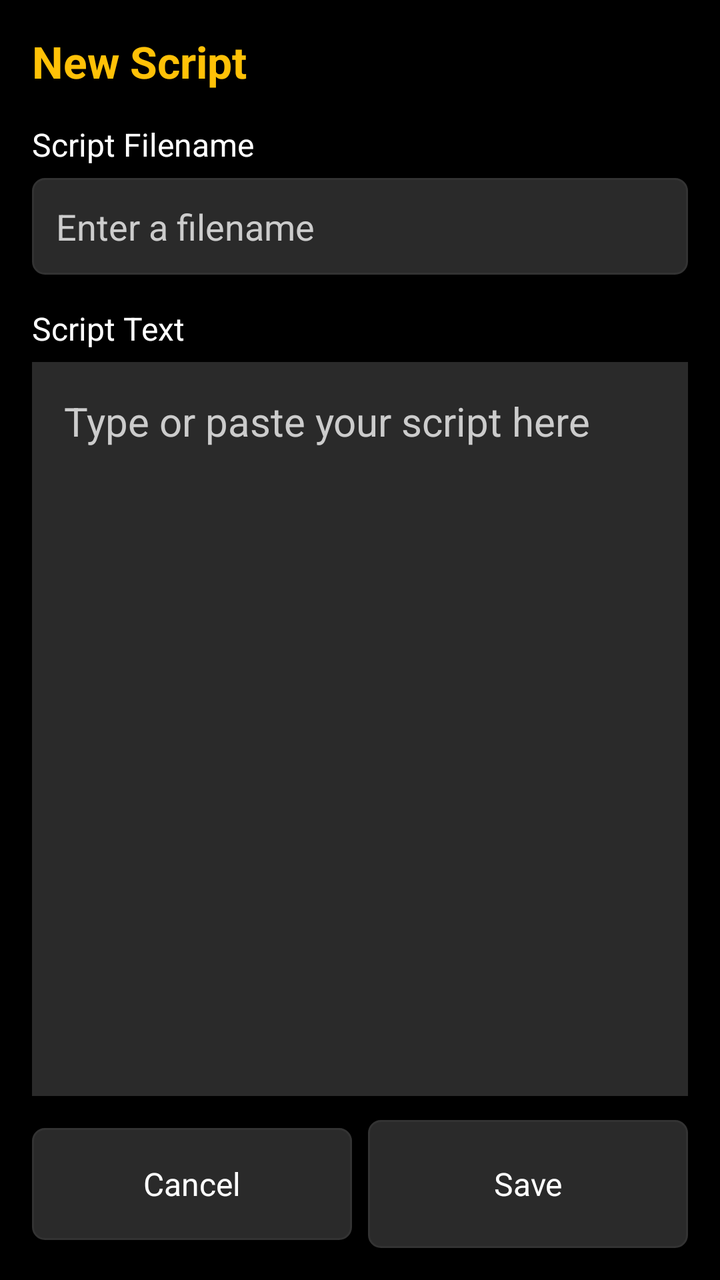
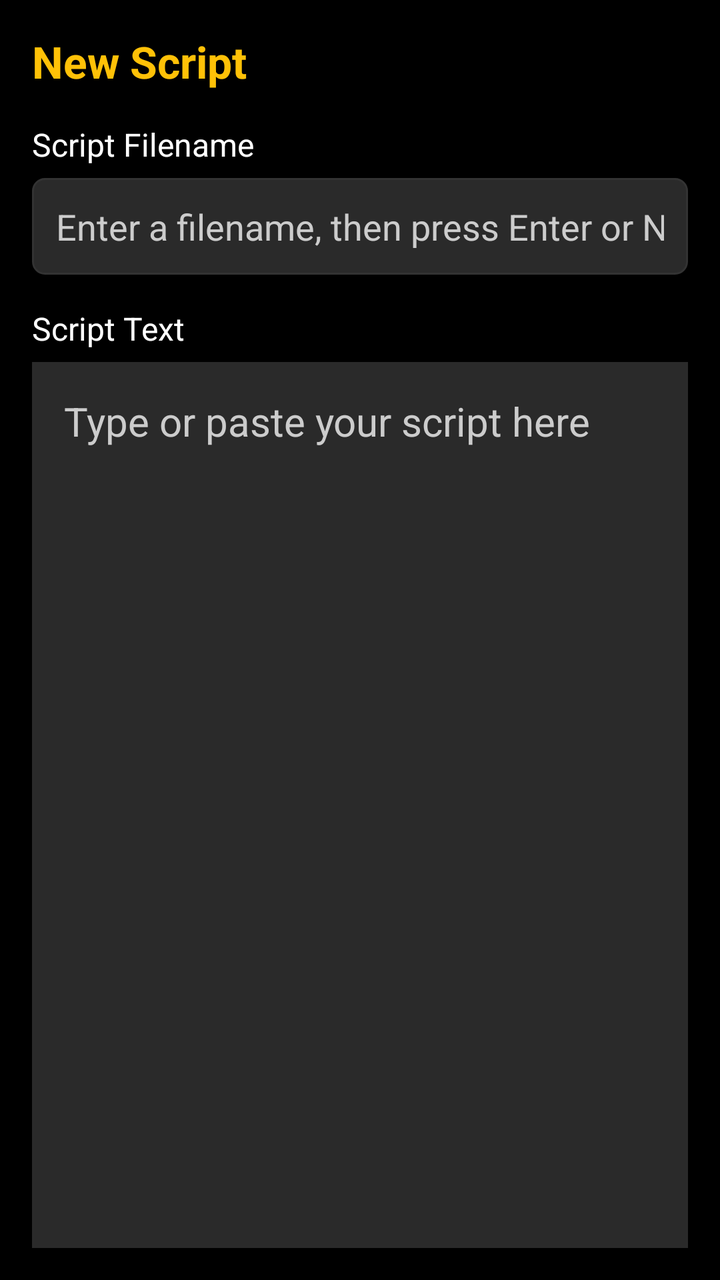

Compare the two renders of this Android layout. The source of the first and the diff that turns it into the second are given below.
<!-- AndroidManifest.xml: application theme AppTheme -->
<!-- res/layout/activity_script_editor.xml -->
<?xml version="1.0" encoding="utf-8"?>
<LinearLayout xmlns:android="http://schemas.android.com/apk/res/android"
    android:layout_width="match_parent"
    android:layout_height="match_parent"
    android:orientation="vertical"
    android:background="@color/background_black"
    android:padding="@dimen/control_padding">

    <LinearLayout
        android:id="@+id/titleAndFilenameSection"
        android:layout_width="match_parent"
        android:layout_height="wrap_content"
        android:orientation="vertical">

        <TextView
            android:id="@+id/editorTitleText"
            android:layout_width="wrap_content"
            android:layout_height="wrap_content"
            android:textColor="@color/accent_amber"
            android:textSize="22sp"
            android:textStyle="bold"
            android:text="@string/title_new_script" />

        <TextView
            android:id="@+id/filenameLabel"
            android:layout_width="wrap_content"
            android:layout_height="wrap_content"
            android:layout_marginTop="16dp"
            android:text="@string/script_filename_label"
            android:textColor="@color/text_white"
            android:textSize="16sp" />

        <EditText
            android:id="@+id/filenameField"
            android:layout_width="match_parent"
            android:layout_height="wrap_content"
            android:layout_marginTop="6dp"
            android:inputType="text"
            android:singleLine="true"
            android:maxLines="1"
            android:imeOptions="flagNoExtractUi|actionNext"
            android:hint="@string/filename_hint"
            android:textColor="@color/text_white"
            android:textColorHint="@color/text_light_gray"
            android:textSize="18sp"
            android:background="@drawable/button_background"
            android:padding="12dp" />

    </LinearLayout>

    <LinearLayout
        android:layout_width="match_parent"
        android:layout_height="wrap_content"
        android:orientation="horizontal"
        android:gravity="center_vertical"
        android:layout_marginTop="16dp">

        <TextView
            android:id="@+id/scriptBodyLabel"
            android:layout_width="0dp"
            android:layout_height="wrap_content"
            android:layout_weight="1"
            android:text="@string/script_text_label"
            android:textColor="@color/text_white"
            android:textSize="16sp" />

        <TextView
            android:id="@+id/btnEditFilename"
            android:layout_width="wrap_content"
            android:layout_height="wrap_content"
            android:visibility="gone"
            android:clickable="true"
            android:focusable="true"
            android:padding="6dp"
            android:text="@string/btn_edit_filename"
            android:textColor="@color/accent_amber"
            android:textSize="14sp" />

    </LinearLayout>

    <EditText
        android:id="@+id/scriptBodyField"
        android:layout_width="match_parent"
        android:layout_height="0dp"
        android:layout_weight="1"
        android:layout_marginTop="6dp"
        android:gravity="top|left"
        android:inputType="textMultiLine"
        android:imeOptions="flagNoExtractUi"
        android:scrollbars="vertical"
        android:hint="@string/script_body_hint"
        android:textColor="@color/text_white"
        android:textColorHint="@color/text_light_gray"
        android:textSize="@dimen/editor_text_size"
        android:background="@color/button_normal"
        android:padding="16dp" />

    <LinearLayout
        android:layout_width="match_parent"
        android:layout_height="wrap_content"
        android:orientation="horizontal"
        android:layout_marginTop="12dp">

        <Button
            android:id="@+id/btnEditorCancel"
            style="@style/SecondaryControlButton"
            android:layout_width="0dp"
            android:layout_height="wrap_content"
            android:layout_weight="1"
            android:layout_marginRight="8dp"
            android:layout_marginEnd="8dp"
            android:text="@string/btn_cancel" />

        <Button
            android:id="@+id/btnEditorSave"
            style="@style/ControlButton"
            android:layout_width="0dp"
            android:layout_height="wrap_content"
            android:layout_weight="1"
            android:textSize="@dimen/secondary_text_size"
            android:text="@string/btn_save" />
    </LinearLayout>

</LinearLayout>
<!-- resources referenced by this layout -->
<resources>
  <color name="accent_amber">#FFFFC107</color>
  <color name="background_black">#FF000000</color>
  <color name="button_normal">#FF2A2A2A</color>
  <color name="text_light_gray">#FFCCCCCC</color>
  <color name="text_white">#FFFFFFFF</color>
  <dimen name="control_padding">16dp</dimen>
  <dimen name="editor_text_size">20sp</dimen>
  <dimen name="secondary_text_size">16sp</dimen>
  <!-- drawable button_background (drawable) -->
  <?xml version="1.0" encoding="utf-8"?>
  <selector xmlns:android="http://schemas.android.com/apk/res/android">
      <item android:state_pressed="true">
          <shape android:shape="rectangle">
              <solid android:color="@color/button_pressed" />
              <corners android:radius="6dp" />
              <stroke android:width="1dp" android:color="@color/accent_amber" />
          </shape>
      </item>
      <item android:state_enabled="false">
          <shape android:shape="rectangle">
              <solid android:color="@color/background_black" />
              <corners android:radius="6dp" />
              <stroke android:width="1dp" android:color="@color/divider_color" />
          </shape>
      </item>
      <item>
          <shape android:shape="rectangle">
              <solid android:color="@color/button_normal" />
              <corners android:radius="6dp" />
              <stroke android:width="1dp" android:color="@color/divider_color" />
          </shape>
      </item>
  </selector>
  <string name="btn_cancel">Cancel</string>
  <string name="btn_edit_filename">Edit Filename</string>
  <string name="btn_save">Save</string>
  <string name="filename_hint">Enter a filename</string>
  <string name="script_body_hint">Type or paste your script here</string>
  <string name="script_filename_label">Script Filename</string>
  <string name="script_text_label">Script Text</string>
  <string name="title_new_script">New Script</string>
  <style name="ControlButton">
          <item name="android:minHeight">@dimen/control_button_height</item>
          <item name="android:textSize">@dimen/control_text_size</item>
          <item name="android:textColor">@color/text_white</item>
          <item name="android:background">@drawable/button_background</item>
          <item name="android:padding">12dp</item>
          <item name="android:textAllCaps">false</item>
      </style>
  <style name="SecondaryControlButton">
          <item name="android:minHeight">@dimen/secondary_button_height</item>
          <item name="android:textSize">@dimen/secondary_text_size</item>
          <item name="android:textColor">@color/text_white</item>
          <item name="android:background">@drawable/button_background</item>
          <item name="android:padding">10dp</item>
          <item name="android:textAllCaps">false</item>
      </style>
  <style name="AppTheme" parent="android:Theme.Black.NoTitleBar">
          <item name="android:windowBackground">@color/background_black</item>
      </style>
  <color name="button_pressed">#FF444444</color>
  <color name="divider_color">#FF333333</color>
  <dimen name="control_button_height">64dp</dimen>
  <dimen name="control_text_size">20sp</dimen>
  <dimen name="secondary_button_height">56dp</dimen>
</resources>

<!-- the commit's change to res/layout/activity_script_editor.xml (unified diff, before → after) -->
@@ -96,14 +96,16 @@
         android:padding="16dp" />
 
     <LinearLayout
+        android:id="@+id/editorButtonRow"
         android:layout_width="match_parent"
         android:layout_height="wrap_content"
         android:orientation="horizontal"
-        android:layout_marginTop="12dp">
+        android:layout_marginTop="12dp"
+        android:visibility="gone">
 
         <Button
             android:id="@+id/btnEditorCancel"
-            style="@style/SecondaryControlButton"
+            style="@style/EditorActionButton"
             android:layout_width="0dp"
             android:layout_height="wrap_content"
             android:layout_weight="1"
@@ -113,11 +115,10 @@
 
         <Button
             android:id="@+id/btnEditorSave"
-            style="@style/ControlButton"
+            style="@style/EditorActionButton"
             android:layout_width="0dp"
             android:layout_height="wrap_content"
             android:layout_weight="1"
-            android:textSize="@dimen/secondary_text_size"
             android:text="@string/btn_save" />
     </LinearLayout>
 
<!-- resource entries referenced after the edit -->
@@ -36,20 +36,12 @@
   <string name="btn_cancel">Cancel</string>
   <string name="btn_edit_filename">Edit Filename</string>
   <string name="btn_save">Save</string>
-  <string name="filename_hint">Enter a filename</string>
+  <string name="filename_hint">Enter a filename, then press Enter or Next</string>
   <string name="script_body_hint">Type or paste your script here</string>
   <string name="script_filename_label">Script Filename</string>
   <string name="script_text_label">Script Text</string>
   <string name="title_new_script">New Script</string>
-  <style name="ControlButton">
-          <item name="android:minHeight">@dimen/control_button_height</item>
-          <item name="android:textSize">@dimen/control_text_size</item>
-          <item name="android:textColor">@color/text_white</item>
-          <item name="android:background">@drawable/button_background</item>
-          <item name="android:padding">12dp</item>
-          <item name="android:textAllCaps">false</item>
-      </style>
-  <style name="SecondaryControlButton">
+  <style name="EditorActionButton">
           <item name="android:minHeight">@dimen/secondary_button_height</item>
           <item name="android:textSize">@dimen/secondary_text_size</item>
           <item name="android:textColor">@color/text_white</item>
@@ -62,8 +54,6 @@
       </style>
   <color name="button_pressed">#FF444444</color>
   <color name="divider_color">#FF333333</color>
-  <dimen name="control_button_height">64dp</dimen>
-  <dimen name="control_text_size">20sp</dimen>
   <dimen name="secondary_button_height">56dp</dimen>
 </resources>
 
